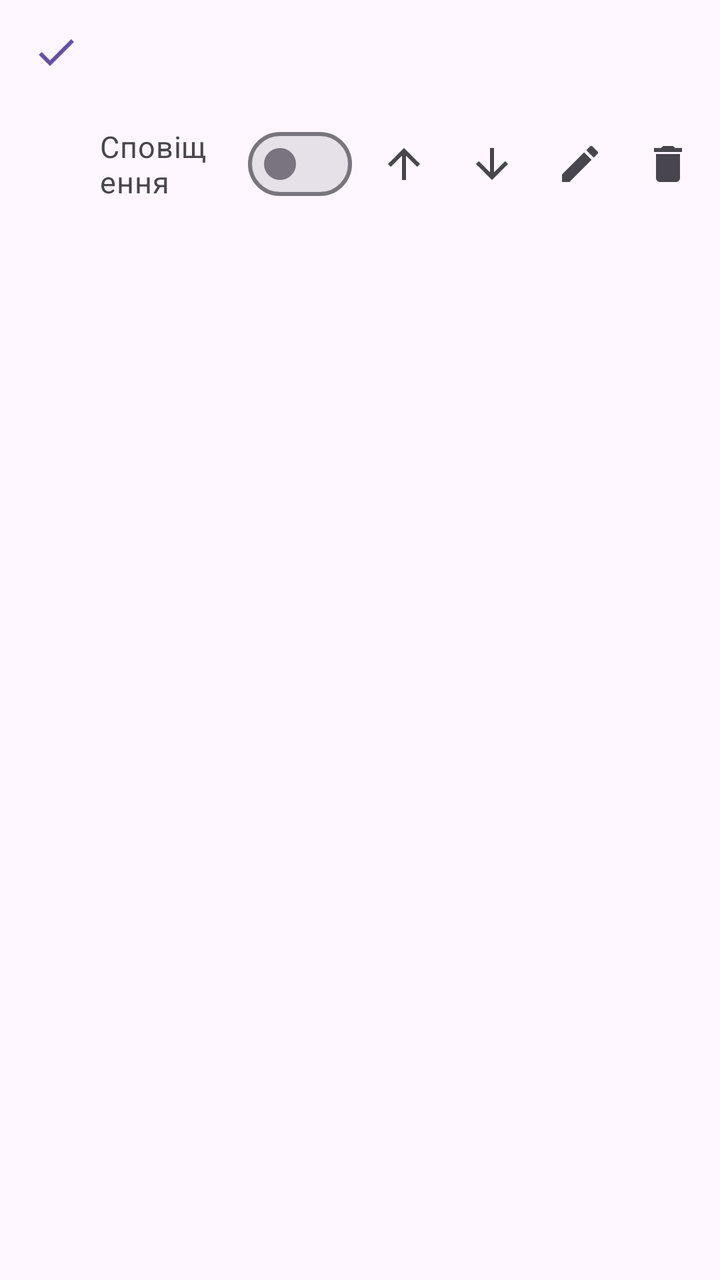
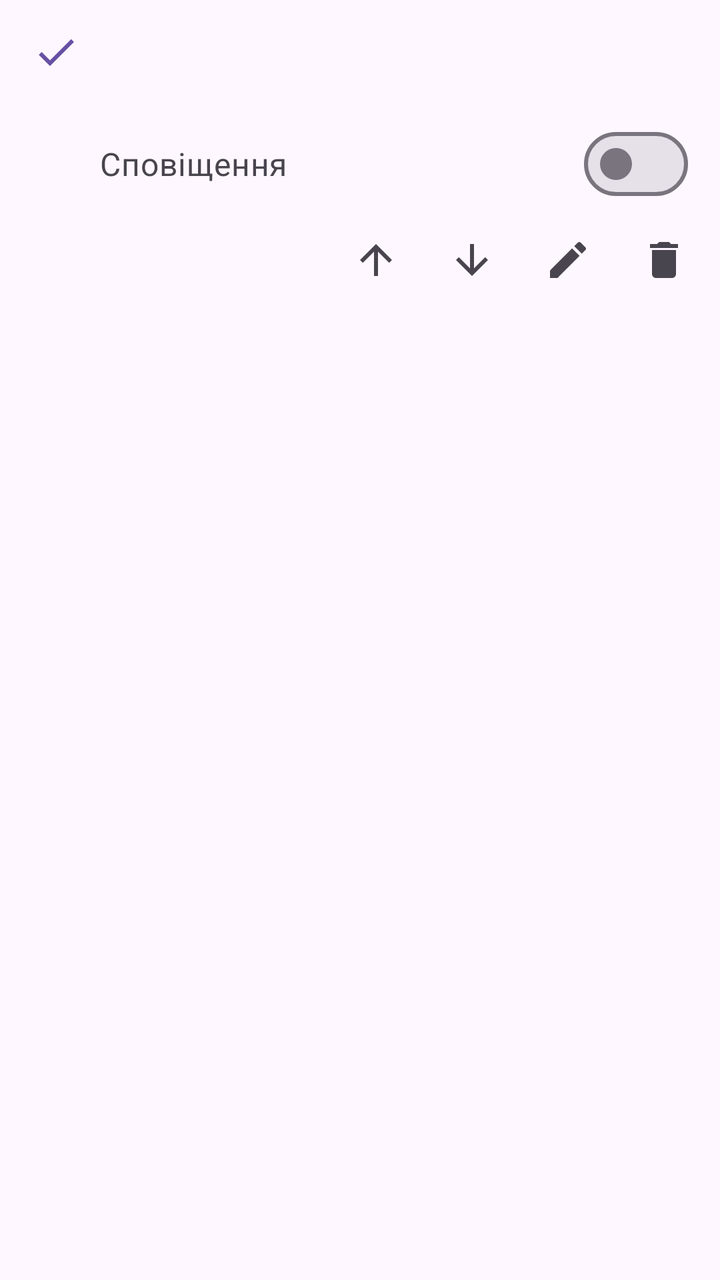

Before-and-after screenshots of an Android layout around one commit, followed by the original layout XML and the change that was made.
<!-- AndroidManifest.xml: application theme AppTheme -->
<!-- res/layout/item_address.xml -->
<?xml version="1.0" encoding="utf-8"?>

<LinearLayout xmlns:android="http://schemas.android.com/apk/res/android"
    android:layout_width="match_parent"
    android:layout_height="wrap_content"
    android:background="?attr/selectableItemBackground"
    android:orientation="vertical"
    android:paddingStart="16dp"
    android:paddingTop="12dp"
    android:paddingEnd="4dp"
    android:paddingBottom="4dp">

    
    <LinearLayout
        android:layout_width="match_parent"
        android:layout_height="wrap_content"
        android:orientation="horizontal">

        <ImageView
            android:id="@+id/a_check"
            android:layout_width="24dp"
            android:layout_height="24dp"
            android:layout_marginTop="2dp"
            android:layout_marginEnd="10dp"
            android:contentDescription="Показано на головному екрані"
            android:src="@drawable/ic_check"
            android:tint="?attr/colorPrimary" />

        <LinearLayout
            android:layout_width="0dp"
            android:layout_height="wrap_content"
            android:layout_marginEnd="12dp"
            android:layout_weight="1"
            android:orientation="vertical">

            <TextView
                android:id="@+id/a_title"
                android:layout_width="match_parent"
                android:layout_height="wrap_content"
                android:fontFamily="sans-serif-medium"
                android:textColor="?attr/colorOnSurface"
                android:textSize="19sp" />

            <TextView
                android:id="@+id/a_sub"
                android:layout_width="match_parent"
                android:layout_height="wrap_content"
                android:textColor="?attr/colorOnSurfaceVariant"
                android:textSize="15sp" />
        </LinearLayout>
    </LinearLayout>

    
    <LinearLayout
        android:layout_width="match_parent"
        android:layout_height="wrap_content"
        android:gravity="center_vertical"
        android:orientation="horizontal">

        <com.google.android.material.materialswitch.MaterialSwitch
            android:id="@+id/a_notify"
            android:layout_width="0dp"
            android:layout_height="wrap_content"
            android:layout_marginStart="34dp"
            android:layout_marginEnd="4dp"
            android:layout_weight="1"
            android:minHeight="48dp"
            android:text="Сповіщення"
            android:textColor="?attr/colorOnSurfaceVariant"
            android:textSize="15sp" />

        <ImageButton
            android:id="@+id/a_up"
            android:layout_width="44dp"
            android:layout_height="48dp"
            android:background="?attr/selectableItemBackgroundBorderless"
            android:contentDescription="Перемістити вище"
            android:src="@drawable/ic_arrow_up"
            android:tint="?attr/colorOnSurfaceVariant" />

        <ImageButton
            android:id="@+id/a_down"
            android:layout_width="44dp"
            android:layout_height="48dp"
            android:background="?attr/selectableItemBackgroundBorderless"
            android:contentDescription="Перемістити нижче"
            android:src="@drawable/ic_arrow_down"
            android:tint="?attr/colorOnSurfaceVariant" />

        <ImageButton
            android:id="@+id/a_edit"
            android:layout_width="44dp"
            android:layout_height="48dp"
            android:background="?attr/selectableItemBackgroundBorderless"
            android:contentDescription="Редагувати назву й адресу"
            android:src="@drawable/ic_edit"
            android:tint="?attr/colorOnSurfaceVariant" />

        <ImageButton
            android:id="@+id/a_delete"
            android:layout_width="44dp"
            android:layout_height="48dp"
            android:background="?attr/selectableItemBackgroundBorderless"
            android:contentDescription="Видалити адресу"
            android:src="@drawable/ic_delete"
            android:tint="?attr/colorOnSurfaceVariant" />
    </LinearLayout>
</LinearLayout>
<!-- resources referenced by this layout -->
<resources>
  <!-- drawable ic_arrow_down (drawable) -->
  <?xml version="1.0" encoding="utf-8"?>
  <vector xmlns:android="http://schemas.android.com/apk/res/android"
      android:width="24dp"
      android:height="24dp"
      android:viewportWidth="24"
      android:viewportHeight="24">
      <path android:fillColor="#FF000000" android:pathData="M20,12l-1.41,-1.41L13,16.17V4h-2v12.17l-5.58,-5.59L4,12l8,8 8,-8z" />
  </vector>
  <!-- drawable ic_arrow_up (drawable) -->
  <?xml version="1.0" encoding="utf-8"?>
  <vector xmlns:android="http://schemas.android.com/apk/res/android"
      android:width="24dp"
      android:height="24dp"
      android:viewportWidth="24"
      android:viewportHeight="24">
      <path android:fillColor="#FF000000" android:pathData="M4,12l1.41,1.41L11,7.83V20h2V7.83l5.58,5.59L20,12l-8,-8 -8,8z" />
  </vector>
  <!-- drawable ic_check (drawable) -->
  <?xml version="1.0" encoding="utf-8"?>
  <vector xmlns:android="http://schemas.android.com/apk/res/android"
      android:width="24dp"
      android:height="24dp"
      android:viewportWidth="24"
      android:viewportHeight="24">
      <path android:fillColor="#FF000000" android:pathData="M9,16.17L4.83,12l-1.42,1.41L9,19 21,7l-1.41,-1.41z" />
  </vector>
  <!-- drawable ic_delete (drawable) -->
  <?xml version="1.0" encoding="utf-8"?>
  <vector xmlns:android="http://schemas.android.com/apk/res/android"
      android:width="24dp"
      android:height="24dp"
      android:viewportWidth="24"
      android:viewportHeight="24">
      <path android:fillColor="#FF000000" android:pathData="M6,19c0,1.1 0.9,2 2,2h8c1.1,0 2,-0.9 2,-2V7H6v12zM19,4h-3.5l-1,-1h-5l-1,1H5v2h14V4z" />
  </vector>
  <!-- drawable ic_edit (drawable) -->
  <?xml version="1.0" encoding="utf-8"?>
  <vector xmlns:android="http://schemas.android.com/apk/res/android"
      android:width="24dp"
      android:height="24dp"
      android:viewportWidth="24"
      android:viewportHeight="24">
      <path android:fillColor="#FF000000" android:pathData="M3,17.25V21h3.75L17.81,9.94l-3.75,-3.75L3,17.25zM20.71,7.04c0.39,-0.39 0.39,-1.02 0,-1.41l-2.34,-2.34c-0.39,-0.39 -1.02,-0.39 -1.41,0l-1.83,1.83 3.75,3.75 1.83,-1.83z" />
  </vector>
  <style name="AppTheme" parent="Theme.Material3.DayNight.NoActionBar">
          <item name="android:statusBarColor">?attr/colorSurface</item>
          <item name="android:windowLightStatusBar">@bool/light_bars</item>
      </style>
</resources>

<!-- the commit's change to res/layout/item_address.xml (unified diff, before → after) -->
@@ -8,7 +8,7 @@
     android:paddingStart="16dp"
     android:paddingTop="12dp"
     android:paddingEnd="4dp"
-    android:paddingBottom="4dp">
+    android:paddingBottom="2dp">
 
     
     <LinearLayout
@@ -51,27 +51,27 @@
     </LinearLayout>
 
     
+    <com.google.android.material.materialswitch.MaterialSwitch
+        android:id="@+id/a_notify"
+        android:layout_width="match_parent"
+        android:layout_height="wrap_content"
+        android:layout_marginStart="34dp"
+        android:layout_marginEnd="12dp"
+        android:minHeight="48dp"
+        android:text="Сповіщення"
+        android:textColor="?attr/colorOnSurfaceVariant"
+        android:textSize="16sp" />
+
+    
     <LinearLayout
         android:layout_width="match_parent"
         android:layout_height="wrap_content"
-        android:gravity="center_vertical"
+        android:gravity="end|center_vertical"
         android:orientation="horizontal">
-
-        <com.google.android.material.materialswitch.MaterialSwitch
-            android:id="@+id/a_notify"
-            android:layout_width="0dp"
-            android:layout_height="wrap_content"
-            android:layout_marginStart="34dp"
-            android:layout_marginEnd="4dp"
-            android:layout_weight="1"
-            android:minHeight="48dp"
-            android:text="Сповіщення"
-            android:textColor="?attr/colorOnSurfaceVariant"
-            android:textSize="15sp" />
 
         <ImageButton
             android:id="@+id/a_up"
-            android:layout_width="44dp"
+            android:layout_width="48dp"
             android:layout_height="48dp"
             android:background="?attr/selectableItemBackgroundBorderless"
             android:contentDescription="Перемістити вище"
@@ -80,7 +80,7 @@
 
         <ImageButton
             android:id="@+id/a_down"
-            android:layout_width="44dp"
+            android:layout_width="48dp"
             android:layout_height="48dp"
             android:background="?attr/selectableItemBackgroundBorderless"
             android:contentDescription="Перемістити нижче"
@@ -89,7 +89,7 @@
 
         <ImageButton
             android:id="@+id/a_edit"
-            android:layout_width="44dp"
+            android:layout_width="48dp"
             android:layout_height="48dp"
             android:background="?attr/selectableItemBackgroundBorderless"
             android:contentDescription="Редагувати назву й адресу"
@@ -98,7 +98,7 @@
 
         <ImageButton
             android:id="@+id/a_delete"
-            android:layout_width="44dp"
+            android:layout_width="48dp"
             android:layout_height="48dp"
             android:background="?attr/selectableItemBackgroundBorderless"
             android:contentDescription="Видалити адресу"
